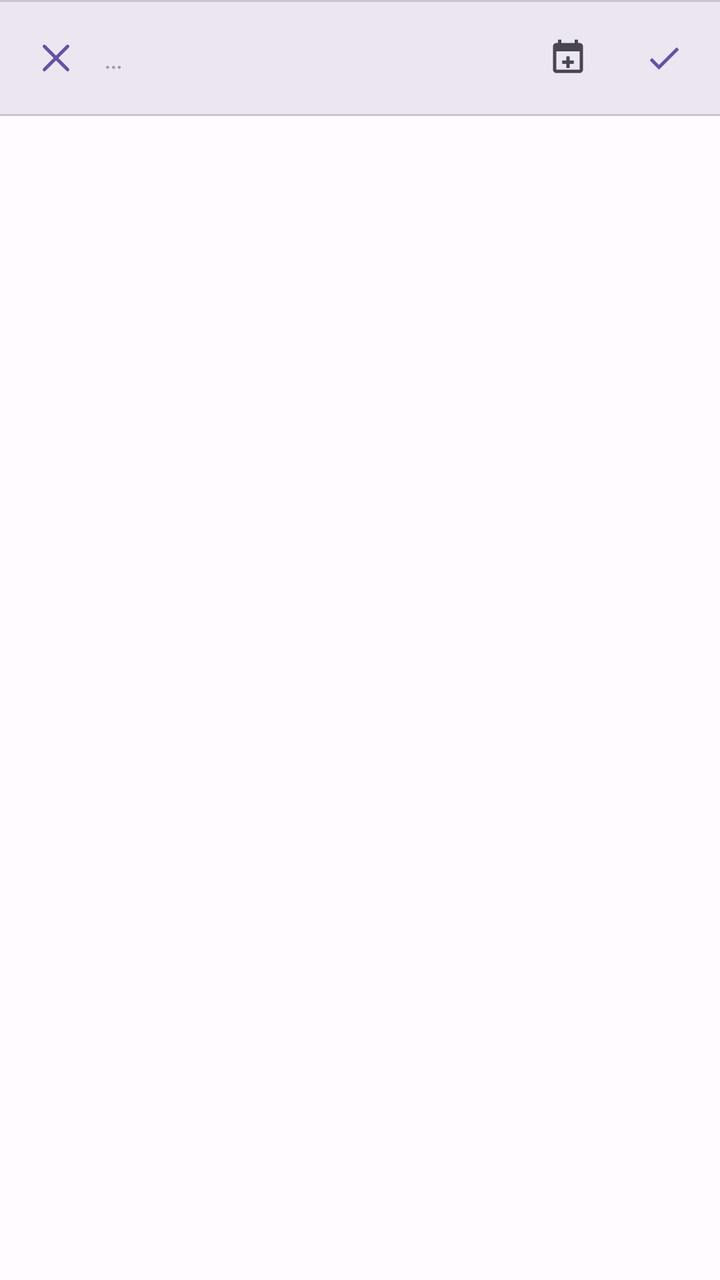
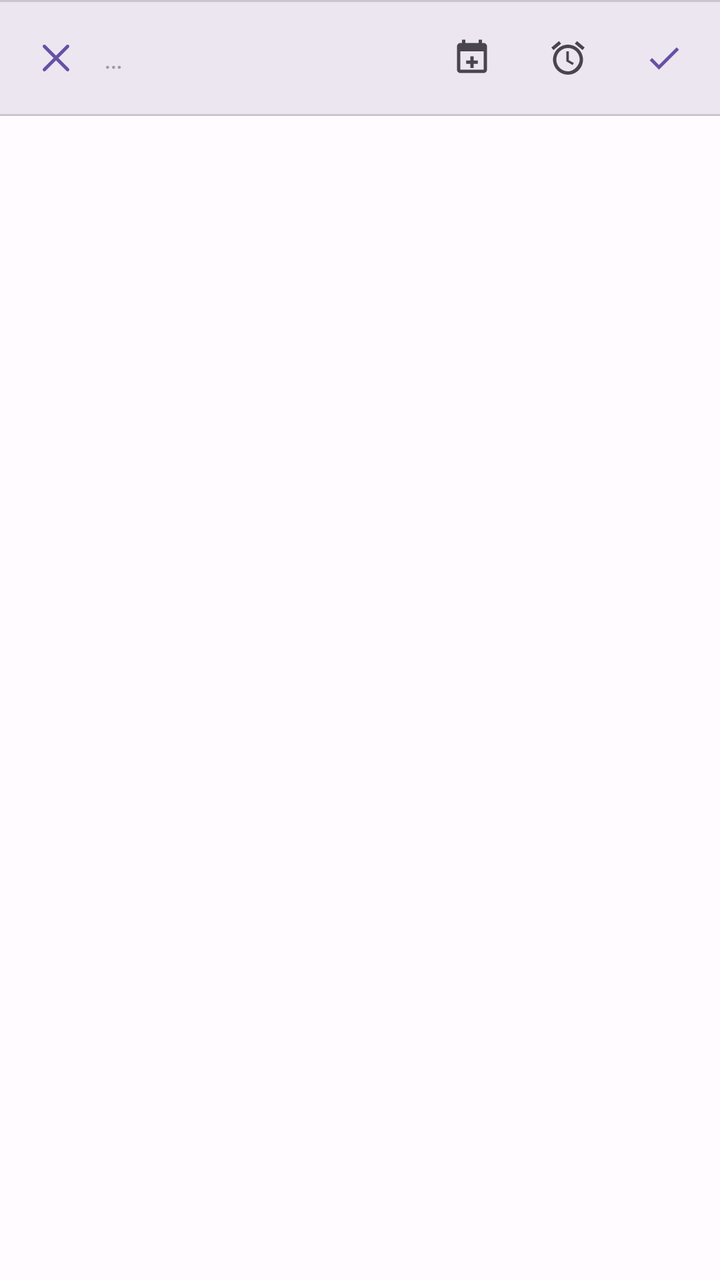

Before-and-after screenshots of an Android layout around one commit, followed by the original layout XML and the change that was made.
<!-- AndroidManifest.xml: application theme Theme.ToDoList -->
<!-- res/layout/item_todo_list_inline_add.xml -->
<?xml version="1.0" encoding="utf-8"?>
<LinearLayout
    xmlns:android="http://schemas.android.com/apk/res/android"
    xmlns:app="http://schemas.android.com/apk/res-auto"
    android:layout_width="match_parent"
    android:layout_height="wrap_content"
    android:orientation="vertical">

    <View
        android:layout_width="match_parent"
        android:layout_height="1dp"
        android:background="?attr/colorOutlineVariant" />

    <LinearLayout
        android:layout_width="match_parent"
        android:layout_height="wrap_content"
        android:orientation="horizontal"
        android:gravity="center_vertical"
        android:minHeight="56dp"
        android:paddingStart="4dp"
        android:paddingEnd="4dp"
        android:paddingTop="4dp"
        android:paddingBottom="4dp"
        android:background="?attr/colorSurfaceContainerHigh">

        <com.google.android.material.button.MaterialButton
            android:id="@+id/btnListInlineCancel"
            style="@style/Widget.Material3.Button.IconButton"
            android:layout_width="48dp"
            android:layout_height="48dp"
            android:contentDescription="@string/cancel"
            app:icon="@drawable/ic_close"
            app:iconTint="?attr/colorPrimary" />

        <com.google.android.material.textfield.TextInputEditText
            android:id="@+id/editListInlineAdd"
            android:layout_width="0dp"
            android:layout_height="wrap_content"
            android:layout_weight="1"
            android:background="@null"
            android:hint="@string/list_name_hint"
            android:imeOptions="actionDone"
            android:inputType="textCapSentences"
            android:maxLines="1"
            android:paddingStart="0dp"
            android:paddingEnd="0dp"
            android:textAppearance="?attr/textAppearanceBodyMedium"
            android:textColor="?attr/colorOnSurface" />

        <com.google.android.material.button.MaterialButton
            android:id="@+id/btnListInlineDate"
            style="@style/Widget.Material3.Button.IconButton"
            android:layout_width="48dp"
            android:layout_height="48dp"
            android:contentDescription="@string/set_target_date"
            app:icon="@drawable/ic_event_add"
            app:iconTint="?attr/colorOnSurfaceVariant" />

        <com.google.android.material.button.MaterialButton
            android:id="@+id/btnListInlineSubmit"
            style="@style/Widget.Material3.Button.IconButton"
            android:layout_width="48dp"
            android:layout_height="48dp"
            android:contentDescription="@string/create_list"
            app:icon="@drawable/ic_check"
            app:iconTint="?attr/colorPrimary" />

    </LinearLayout>

    <View
        android:layout_width="match_parent"
        android:layout_height="1dp"
        android:background="?attr/colorOutlineVariant" />

</LinearLayout>
<!-- resources referenced by this layout -->
<resources>
  <string name="cancel">Cancel</string>
  <string name="create_list">Create list</string>
  <string name="list_name_hint">…</string>
  <string name="set_target_date">Set target date</string>
  <style name="Theme.ToDoList" parent="Theme.Material3.DayNight.NoActionBar">
          <item name="colorPrimary">@color/md_theme_light_primary</item>
          <item name="colorOnPrimary">@color/md_theme_light_onPrimary</item>
          <item name="colorPrimaryContainer">@color/md_theme_light_primaryContainer</item>
          <item name="colorOnPrimaryContainer">@color/md_theme_light_onPrimaryContainer</item>
          <item name="colorSecondary">@color/md_theme_light_secondary</item>
          <item name="colorOnSecondary">@color/md_theme_light_onSecondary</item>
          <item name="colorSecondaryContainer">@color/md_theme_light_secondaryContainer</item>
          <item name="colorOnSecondaryContainer">@color/md_theme_light_onSecondaryContainer</item>
          <item name="colorTertiary">@color/md_theme_light_tertiary</item>
          <item name="colorOnTertiary">@color/md_theme_light_onTertiary</item>
          <item name="colorTertiaryContainer">@color/md_theme_light_tertiaryContainer</item>
          <item name="colorOnTertiaryContainer">@color/md_theme_light_onTertiaryContainer</item>
          <item name="colorError">@color/md_theme_light_error</item>
          <item name="colorOnError">@color/md_theme_light_onError</item>
          <item name="colorErrorContainer">@color/md_theme_light_errorContainer</item>
          <item name="colorOnErrorContainer">@color/md_theme_light_onErrorContainer</item>
          <item name="android:colorBackground">@color/md_theme_light_background</item>
          <item name="colorOnBackground">@color/md_theme_light_onBackground</item>
          <item name="colorSurface">@color/md_theme_light_surface</item>
          <item name="colorOnSurface">@color/md_theme_light_onSurface</item>
          <item name="colorSurfaceVariant">@color/md_theme_light_surfaceVariant</item>
          <item name="colorOnSurfaceVariant">@color/md_theme_light_onSurfaceVariant</item>
          <item name="colorOutline">@color/md_theme_light_outline</item>
          <item name="colorOutlineVariant">@color/md_theme_light_outlineVariant</item>
          <item name="colorSurfaceInverse">@color/md_theme_light_inverseSurface</item>
          <item name="colorOnSurfaceInverse">@color/md_theme_light_inverseOnSurface</item>
          <item name="colorPrimaryInverse">@color/md_theme_light_inversePrimary</item>
      </style>
  <color name="md_theme_light_primary">#6750A4</color>
  <color name="md_theme_light_onPrimary">#FFFFFF</color>
  <color name="md_theme_light_secondary">#625B71</color>
  <color name="md_theme_light_tertiary">#7D5260</color>
  <color name="md_theme_light_onTertiary">#FFFFFF</color>
  <color name="md_theme_light_error">#B3261E</color>
  <color name="md_theme_light_onError">#FFFFFF</color>
  <color name="md_theme_light_background">#FFFBFE</color>
  <color name="md_theme_light_surface">#FFFBFE</color>
  <color name="md_theme_light_onSurface">#1C1B1F</color>
  <color name="md_theme_light_outline">#79747E</color>
  <!-- unchanged entries left out for length: 19 -->
</resources>

<!-- the commit's change to res/layout/item_todo_list_inline_add.xml (unified diff, before → after) -->
@@ -57,6 +57,15 @@
             app:iconTint="?attr/colorOnSurfaceVariant" />
 
         <com.google.android.material.button.MaterialButton
+            android:id="@+id/btnListInlineDueDate"
+            style="@style/Widget.Material3.Button.IconButton"
+            android:layout_width="48dp"
+            android:layout_height="48dp"
+            android:contentDescription="@string/set_due_date"
+            app:icon="@drawable/ic_alarm"
+            app:iconTint="?attr/colorOnSurfaceVariant" />
+
+        <com.google.android.material.button.MaterialButton
             android:id="@+id/btnListInlineSubmit"
             style="@style/Widget.Material3.Button.IconButton"
             android:layout_width="48dp"
<!-- resource entries referenced after the edit -->
@@ -1,8 +1,20 @@
 <!-- resources referenced by this layout -->
 <resources>
+  <!-- drawable ic_alarm (drawable) -->
+  <?xml version="1.0" encoding="utf-8"?>
+  <vector xmlns:android="http://schemas.android.com/apk/res/android"
+      android:width="24dp"
+      android:height="24dp"
+      android:viewportWidth="24"
+      android:viewportHeight="24">
+      <path
+          android:fillColor="@android:color/black"
+          android:pathData="M22,5.72L17.4,1.86L16.11,3.39L20.71,7.25L22,5.72ZM7.88,3.39L6.6,1.86L2,5.72L3.29,7.25L7.88,3.39ZM12,4C7.03,4 3,8.03 3,13C3,17.97 7.02,22 12,22C16.97,22 21,17.97 21,13C21,8.03 16.97,4 12,4ZM12,20C8.13,20 5,16.87 5,13C5,9.13 8.13,6 12,6C15.87,6 19,9.13 19,13C19,15.87 15.87,20 12,20ZM12.5,8H11V14L14.75,16.23L15.5,15L12.5,13.33V8Z" />
+  </vector>
   <string name="cancel">Cancel</string>
   <string name="create_list">Create list</string>
   <string name="list_name_hint">…</string>
+  <string name="set_due_date">Set due date</string>
   <string name="set_target_date">Set target date</string>
   <style name="Theme.ToDoList" parent="Theme.Material3.DayNight.NoActionBar">
           <item name="colorPrimary">@color/md_theme_light_primary</item>
@@ -32,6 +44,7 @@
           <item name="colorSurfaceInverse">@color/md_theme_light_inverseSurface</item>
           <item name="colorOnSurfaceInverse">@color/md_theme_light_inverseOnSurface</item>
           <item name="colorPrimaryInverse">@color/md_theme_light_inversePrimary</item>
+          <item name="colorWarning">@color/md_theme_light_warning</item>
       </style>
   <color name="md_theme_light_primary">#6750A4</color>
   <color name="md_theme_light_onPrimary">#FFFFFF</color>
@@ -44,6 +57,7 @@
   <color name="md_theme_light_surface">#FFFBFE</color>
   <color name="md_theme_light_onSurface">#1C1B1F</color>
   <color name="md_theme_light_outline">#79747E</color>
+  <color name="md_theme_light_warning">#B45309</color>
   <!-- unchanged entries left out for length: 19 -->
 </resources>
 
